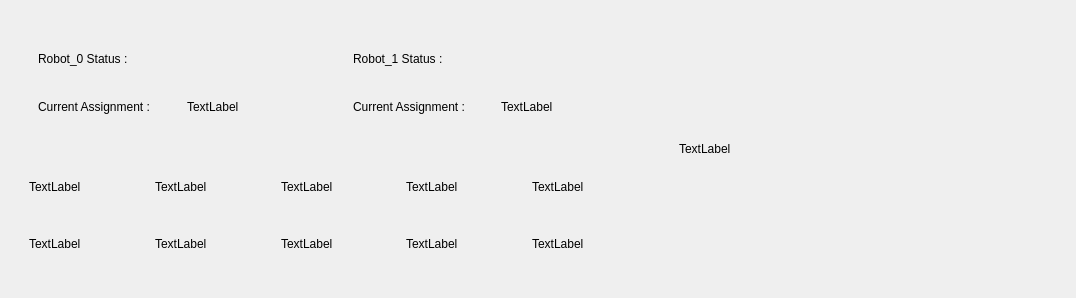
Old version of the form RoboFactorySim/RoboFactorySimGUI/ui/teamwidget.ui in the repository gautica/ROS_turtlebot3.
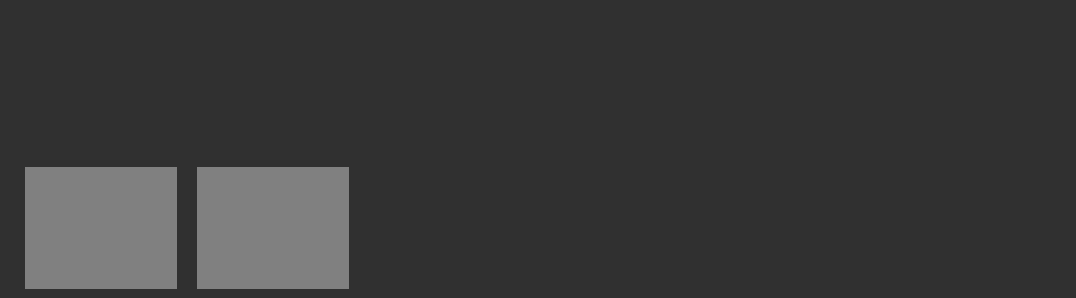
New version of the form. Icons and pictures are not drawn.

```diff
--- a/RoboFactorySim/RoboFactorySimGUI/ui/teamwidget.ui
+++ b/RoboFactorySim/RoboFactorySimGUI/ui/teamwidget.ui
@@ -13,49 +13,104 @@
   <property name="windowTitle">
    <string>Form</string>
   </property>
+  <property name="styleSheet">
+   <string notr="true">background-color: rgb(48, 48, 48);</string>
+  </property>
   <layout class="QHBoxLayout" name="horizontalLayout_2">
+   <property name="spacing">
+    <number>0</number>
+   </property>
+   <property name="leftMargin">
+    <number>0</number>
+   </property>
+   <property name="topMargin">
+    <number>0</number>
+   </property>
+   <property name="rightMargin">
+    <number>0</number>
+   </property>
+   <property name="bottomMargin">
+    <number>0</number>
+   </property>
    <item>
-    <layout class="QHBoxLayout" name="horizontalLayout" stretch="5,3">
+    <layout class="QHBoxLayout" name="horizontalLayout" stretch="2,1">
      <property name="spacing">
       <number>0</number>
      </property>
      <item>
       <widget class="QWidget" name="widget_2" native="true">
        <layout class="QVBoxLayout" name="verticalLayout_2">
+        <property name="spacing">
+         <number>0</number>
+        </property>
+        <property name="leftMargin">
+         <number>0</number>
+        </property>
+        <property name="topMargin">
+         <number>0</number>
+        </property>
+        <property name="rightMargin">
+         <number>0</number>
+        </property>
+        <property name="bottomMargin">
+         <number>0</number>
+        </property>
         <item>
-         <layout class="QVBoxLayout" name="verticalLayout">
+         <layout class="QVBoxLayout" name="verticalLayout" stretch="1,1">
+          <property name="spacing">
+           <number>0</number>
+          </property>
           <item>
            <widget class="QWidget" name="widget_3" native="true">
             <layout class="QHBoxLayout" name="horizontalLayout_4">
+             <property name="spacing">
+              <number>0</number>
+             </property>
+             <property name="leftMargin">
+              <number>0</number>
+             </property>
+             <property name="topMargin">
+              <number>0</number>
+             </property>
+             <property name="rightMargin">
+              <number>0</number>
+             </property>
+             <property name="bottomMargin">
+              <number>0</number>
+             </property>
              <item>
               <layout class="QGridLayout" name="gridLayout_2">
                <item row="0" column="0">
                 <widget class="QWidget" name="widget_6" native="true">
-                 <layout class="QGridLayout" name="gridLayout">
-                  <item row="1" column="0">
-                   <widget class="QLabel" name="curr_assigment_0">
-                    <property name="text">
-                     <string>Current Assignment :</string>
+                 <layout class="QHBoxLayout" name="horizontalLayout_5">
+                  <property name="spacing">
+                   <number>2</number>
+                  </property>
+                  <property name="leftMargin">
+                   <number>2</number>
+                  </property>
+                  <property name="topMargin">
+                   <number>2</number>
+                  </property>
+                  <property name="rightMargin">
+                   <number>2</number>
+                  </property>
+                  <property name="bottomMargin">
+                   <number>2</number>
+                  </property>
+                  <item>
+                   <widget class="QLabel" name="label_2">
+                    <property name="styleSheet">
+                     <string notr="true">border-image: url(:/images/Roboter0.png);</string>
                     </property>
-                   </widget>
-                  </item>
-                  <item row="0" column="0">
-                   <widget class="QLabel" name="robot_0">
                     <property name="text">
-                     <string>Robot_0 Status :</string>
+                     <string/>
                     </property>
                    </widget>
                   </item>
-                  <item row="1" column="1">
+                  <item>
                    <widget class="QLabel" name="curr_assigment_image_0">
                     <property name="text">
-                     <string>TextLabel</string>
-                    </property>
-                   </widget>
-                  </item>
-                  <item row="0" column="1">
-                   <widget class="QLabel" name="label_4">
-                    <property name="text">
                      <string/>
                     </property>
                    </widget>
@@ -65,32 +120,48 @@
                </item>
                <item row="0" column="1">
                 <widget class="QWidget" name="widget_5" native="true">
-                 <layout class="QGridLayout" name="gridLayout_3">
-                  <item row="0" column="0">
+                 <layout class="QHBoxLayout" name="horizontalLayout_6">
+                  <property name="spacing">
+                   <number>2</number>
+                  </property>
+                  <property name="leftMargin">
+                   <number>2</number>
+                  </property>
+                  <property name="topMargin">
+                   <number>2</number>
+                  </property>
+                  <property name="rightMargin">
+                   <number>2</number>
+                  </property>
+                  <property name="bottomMargin">
+                   <number>2</number>
+                  </property>
+                  <item>
                    <widget class="QLabel" name="robot_1">
-                    <property name="text">
-                     <string>Robot_1 Status :</string>
+                    <property name="styleSheet">
+                     <string notr="true">border-image: url(:/images/Roboter1.png);</string>
                     </property>
-                   </widget>
-                  </item>
-                  <item row="0" column="1">
-                   <widget class="QLabel" name="label_7">
                     <property name="text">
                      <string/>
                     </property>
                    </widget>
                   </item>
-                  <item row="1" column="0">
-                   <widget class="QLabel" name="curr_assignment_1">
-                    <property name="text">
-                     <string>Current Assignment :</string>
-                    </property>
-                   </widget>
-                  </item>
-                  <item row="1" column="1">
+                  <item>
                    <widget class="QLabel" name="curr_assigment_image_1">
+                    <property name="sizePolicy">
+                     <sizepolicy hsizetype="Preferred" vsizetype="Preferred">
+                      <horstretch>0</horstretch>
+                      <verstretch>0</verstretch>
+                     </sizepolicy>
+                    </property>
+                    <property name="autoFillBackground">
+                     <bool>false</bool>
+                    </property>
                     <property name="text">
-                     <string>TextLabel</string>
+                     <string/>
+                    </property>
+                    <property name="scaledContents">
+                     <bool>false</bool>
                     </property>
                    </widget>
                   </item>
@@ -104,74 +175,68 @@
           </item>
           <item>
            <widget class="QWidget" name="widget_4" native="true">
-            <layout class="QGridLayout" name="gridLayout_4">
-             <item row="0" column="0">
-              <widget class="QLabel" name="ressource5">
-               <property name="text">
-                <string>TextLabel</string>
-               </property>
-              </widget>
-             </item>
-             <item row="0" column="1">
-              <widget class="QLabel" name="ressource6">
-               <property name="text">
-                <string>TextLabel</string>
-               </property>
-              </widget>
-             </item>
-             <item row="0" column="2">
-              <widget class="QLabel" name="ressource7">
-               <property name="text">
-                <string>TextLabel</string>
-               </property>
-              </widget>
-             </item>
-             <item row="0" column="3">
-              <widget class="QLabel" name="ressource8">
-               <property name="text">
-                <string>TextLabel</string>
-               </property>
-              </widget>
-             </item>
-             <item row="0" column="4">
-              <widget class="QLabel" name="ressource9">
-               <property name="text">
-                <string>TextLabel</string>
-               </property>
-              </widget>
-             </item>
-             <item row="1" column="0">
+            <layout class="QHBoxLayout" name="horizontalLayout_3">
+             <property name="spacing">
+              <number>20</number>
+             </property>
+             <property name="leftMargin">
+              <number>25</number>
+             </property>
+             <property name="topMargin">
+              <number>18</number>
+             </property>
+             <property name="rightMargin">
+              <number>25</number>
+             </property>
+             <property name="bottomMargin">
+              <number>9</number>
+             </property>
+             <item>
               <widget class="QLabel" name="ressource0">
+               <property name="styleSheet">
+                <string notr="true">background-color: rgb(128, 128, 128);</string>
+               </property>
                <property name="text">
-                <string>TextLabel</string>
+                <string/>
+               </property>
+               <property name="scaledContents">
+                <bool>true</bool>
+               </property>
+               <property name="margin">
+                <number>0</number>
                </property>
               </widget>
              </item>
-             <item row="1" column="1">
+             <item>
               <widget class="QLabel" name="ressource1">
+               <property name="styleSheet">
+                <string notr="true">background-color: rgb(128, 128, 128);</string>
+               </property>
                <property name="text">
-                <string>TextLabel</string>
+                <string/>
+               </property>
+               <property name="scaledContents">
+                <bool>true</bool>
                </property>
               </widget>
              </item>
-             <item row="1" column="2">
+             <item>
               <widget class="QLabel" name="ressource2">
                <property name="text">
-                <string>TextLabel</string>
+                <string/>
+               </property>
+               <property name="scaledContents">
+                <bool>true</bool>
                </property>
               </widget>
              </item>
-             <item row="1" column="3">
+             <item>
               <widget class="QLabel" name="ressource3">
                <property name="text">
-                <string>TextLabel</string>
+                <string/>
                </property>
-              </widget>
-             </item>
-             <item row="1" column="4">
-              <widget class="QLabel" name="ressource4">
-               <property name="text">
-                <string>TextLabel</string>
+               <property name="scaledContents">
+                <bool>true</bool>
                </property>
               </widget>
              </item>
@@ -186,10 +251,31 @@
      <item>
       <widget class="QWidget" name="widget" native="true">
        <layout class="QGridLayout" name="gridLayout_5">
+        <property name="leftMargin">
+         <number>20</number>
+        </property>
+        <property name="topMargin">
+         <number>20</number>
+        </property>
+        <property name="rightMargin">
+         <number>20</number>
+        </property>
+        <property name="bottomMargin">
+         <number>20</number>
+        </property>
+        <property name="spacing">
+         <number>20</number>
+        </property>
         <item row="0" column="0">
          <widget class="QLabel" name="label">
+          <property name="styleSheet">
+           <string notr="true">border-image: url(:/images/ORIGINALFARBE.png);</string>
+          </property>
           <property name="text">
-           <string>TextLabel</string>
+           <string/>
+          </property>
+          <property name="scaledContents">
+           <bool>true</bool>
           </property>
          </widget>
         </item>
```
